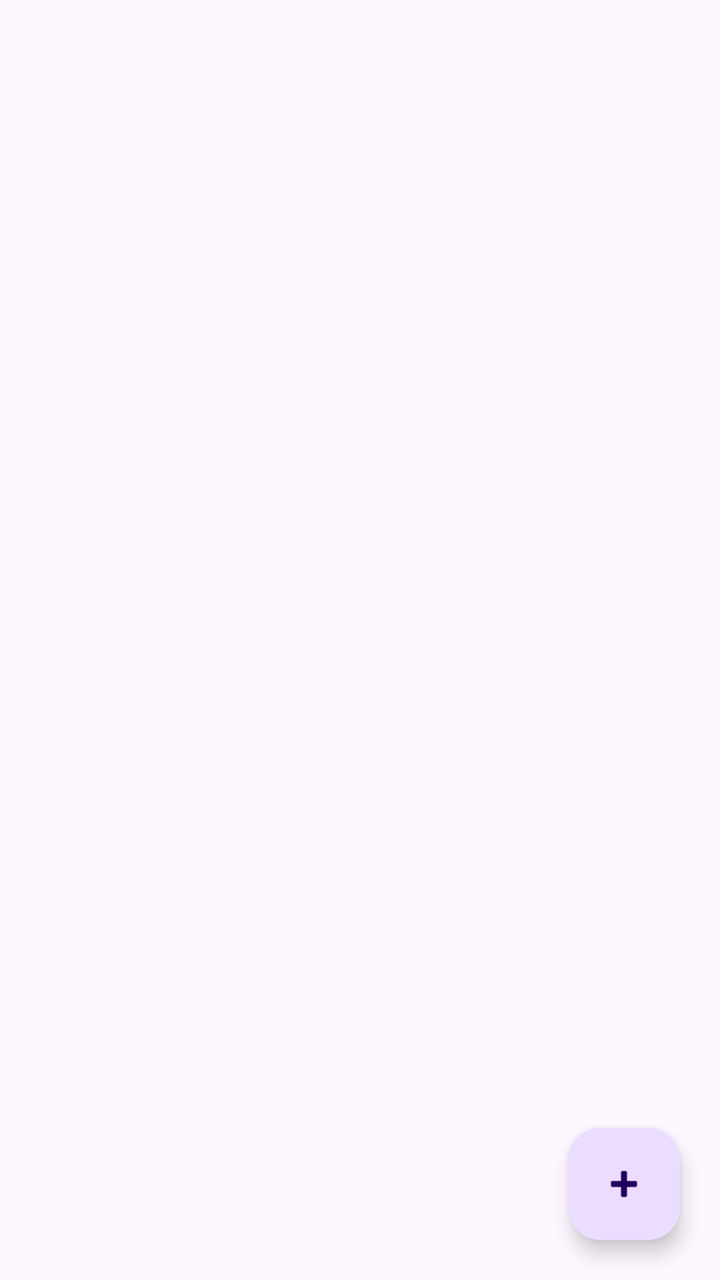
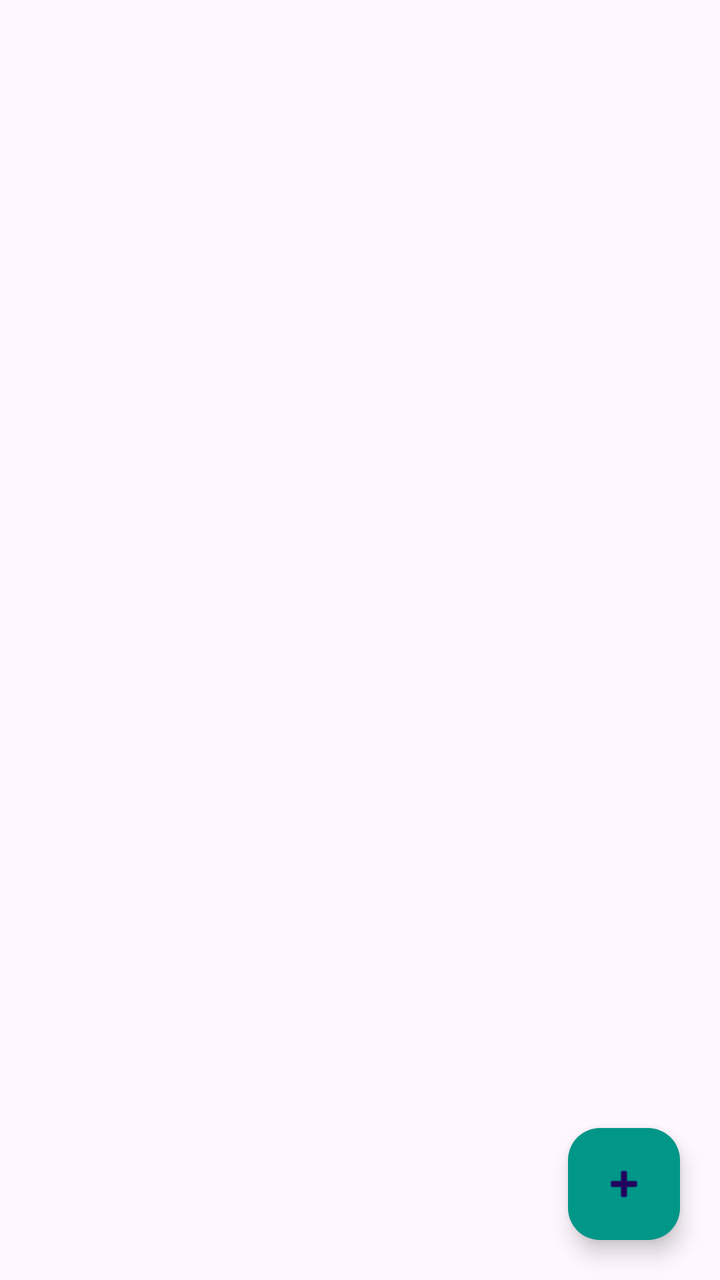

Two renders of the same Android screen: before a commit and after it. Below are the layout's source before the change and the commit's diff.
<!-- AndroidManifest.xml: application theme Theme.ExpenseTracker -->
<!-- res/layout/fragment_category.xml -->
<?xml version="1.0" encoding="utf-8"?>
<androidx.constraintlayout.widget.ConstraintLayout xmlns:android="http://schemas.android.com/apk/res/android"
    xmlns:app="http://schemas.android.com/apk/res-auto"
    android:layout_width="match_parent"
    android:layout_height="match_parent">

    <androidx.recyclerview.widget.RecyclerView
        android:id="@+id/rvCategories"
        android:layout_width="0dp"
        android:layout_height="0dp"
        android:layout_marginTop="40dp"
        android:clipToPadding="false"
        android:padding="16dp"
        app:layout_constraintBottom_toBottomOf="parent"
        app:layout_constraintEnd_toEndOf="parent"
        app:layout_constraintStart_toStartOf="parent"
        app:layout_constraintTop_toTopOf="parent" />

    <com.google.android.material.floatingactionbutton.FloatingActionButton
        android:id="@+id/fabAddCategory"
        android:layout_width="wrap_content"
        android:layout_height="wrap_content"
        android:layout_margin="20dp"
        android:contentDescription="Add category"
        android:src="@android:drawable/ic_input_add"
        app:layout_constraintBottom_toBottomOf="parent"
        app:layout_constraintEnd_toEndOf="parent" />

</androidx.constraintlayout.widget.ConstraintLayout>
<!-- resources referenced by this layout -->
<resources>
  <style name="Theme.ExpenseTracker" parent="Base.Theme.ExpenseTracker" />
  <style name="Base.Theme.ExpenseTracker" parent="Theme.Material3.DayNight.NoActionBar">
          
          
      </style>
</resources>

<!-- the commit's change to res/layout/fragment_category.xml (unified diff, before → after) -->
@@ -23,6 +23,7 @@
         android:layout_margin="20dp"
         android:contentDescription="Add category"
         android:src="@android:drawable/ic_input_add"
+        android:backgroundTint="@color/bg_fb_add_category"
         app:layout_constraintBottom_toBottomOf="parent"
         app:layout_constraintEnd_toEndOf="parent" />
 
<!-- resource entries referenced after the edit -->
@@ -1,5 +1,6 @@
 <!-- resources referenced by this layout -->
 <resources>
+  <color name="bg_fb_add_category">#009688</color>
   <style name="Theme.ExpenseTracker" parent="Base.Theme.ExpenseTracker" />
   <style name="Base.Theme.ExpenseTracker" parent="Theme.Material3.DayNight.NoActionBar">
           
